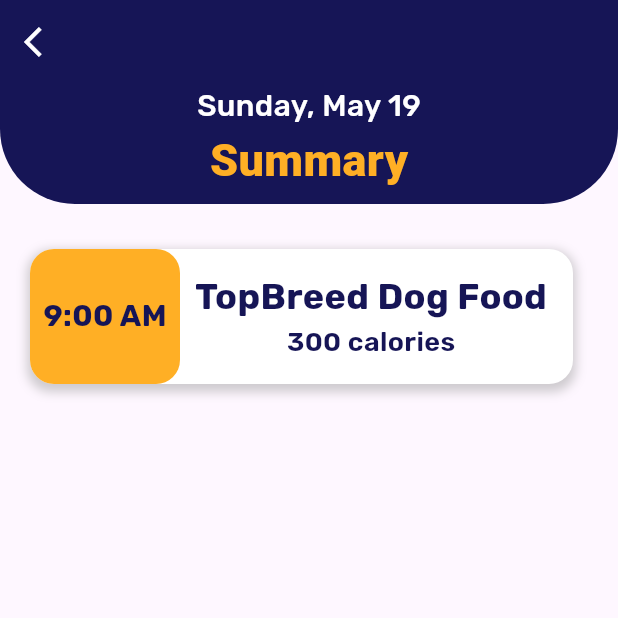
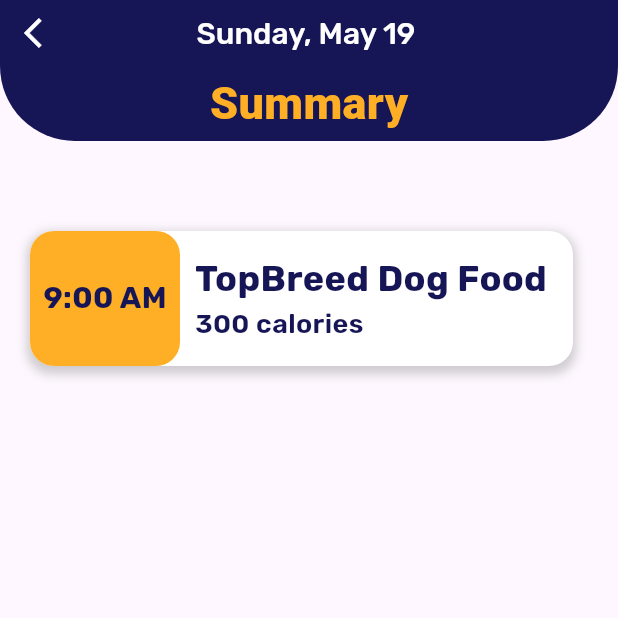
Before and after one commit to purrccc/Pawlorie, a Flutter app: the SummaryPage screen opened directly, on a phone screen of 412 x 824 dp, the top half of it. Run offline on Flutter 3.47's test engine with Material 3 defaults, Android fonts, the light colour scheme and no system bars; our stand-ins replace google_fonts, image_picker; Roboto replaces fonts that are missing (Ubuntu).

Commit message:
refactored SummaryPage.dart

```diff
--- a/lib/SummaryPage.dart
+++ b/lib/SummaryPage.dart
@@ -1,6 +1,5 @@
 import 'package:flutter/widgets.dart';
 import 'package:flutter/material.dart';
-// import 'package:flutter/widgets.dart';
 import 'package:google_fonts/google_fonts.dart';
 import 'package:pawlorie/constants/colors.dart';
 
@@ -16,13 +15,26 @@
             Navigator.pop(context);
           },
         ),
+
+        title: Text(
+          'Sunday, May 19',
+          style: GoogleFonts.rubik(
+            fontSize: 20,
+            fontWeight: FontWeight.w500,
+            color: Colors.white,
+          ),
+          // textAlign: TextAlign.center,
+        ),
+
+        toolbarHeight: 44, // Adjust the height as needed
+        titleSpacing: 75, // Adjust the spacing as needed
       ),
       body: Stack(
         children: [
           Column(
             children: [
               Container(
-                height: 80,
+                height: 50,
                 width: double.infinity,
                 decoration: const BoxDecoration(
                   color: Color.fromARGB(255, 22, 21, 86),
@@ -32,25 +44,15 @@
                   ),
                 ),
                 child: Column(
-                  children: [
-                    Row(
                   mainAxisAlignment: MainAxisAlignment.center,
                   children: [
-                        Text(
-                          'Sunday, May 19',
-                          style: GoogleFonts.rubik(
-                              fontSize: 20,
-                              fontWeight: FontWeight.w500,
-                              color: Colors.white),
-                        ),
-                      ],
-                    ),
                     Text(
                       "Summary",
                       style: GoogleFonts.ubuntu(
                         fontSize: 30,
                         fontWeight: FontWeight.w800,
-                          color: AppColor.yellowGold),
+                        color: AppColor.yellowGold,
+                      ),
                     ),
                   ],
                 ),
@@ -90,10 +92,8 @@
         ),
       ],
     ),
-    //for time container
+    // for time container
     child: Row(
-      children: [
-        Stack(
       children: [
         Container(
           width: 100,
@@ -108,29 +108,31 @@
               style: GoogleFonts.rubik(
                 fontSize: 20,
                 fontWeight: FontWeight.bold,
-                      color: AppColor.darkBlue),
+                color: AppColor.darkBlue,
               ),
             ),
           ),
-          ],
         ),
         Padding(
           padding: const EdgeInsets.all(10.0),
           child: Column(
+            crossAxisAlignment: CrossAxisAlignment.start,
             children: [
               Text(
                 food,
                 style: GoogleFonts.rubik(
                   fontSize: 24,
                   fontWeight: FontWeight.bold,
-                    color: AppColor.darkBlue),
+                  color: AppColor.darkBlue,
+                ),
               ),
               Text(
                 calorie,
                 style: GoogleFonts.rubik(
                   fontSize: 18,
                   fontWeight: FontWeight.w600,
-                    color: AppColor.darkBlue),
+                  color: AppColor.darkBlue,
+                ),
               ),
             ],
           ),
```
Lines whose indentation alone changed are shown as unchanged.
